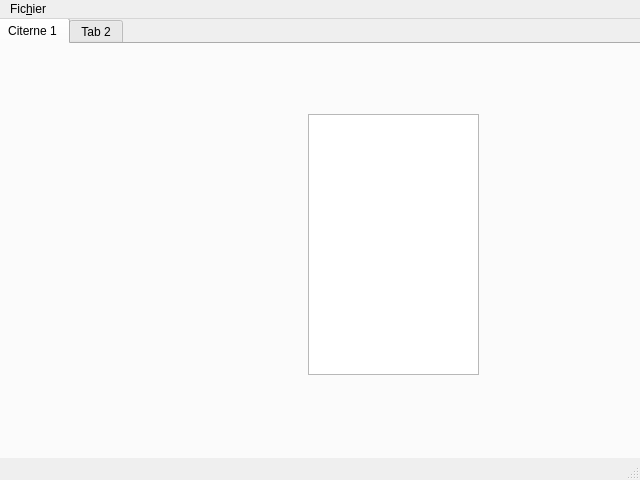
First picture: the form in gui/main.ui, repository alcatrazproduction/gok, before the edit.
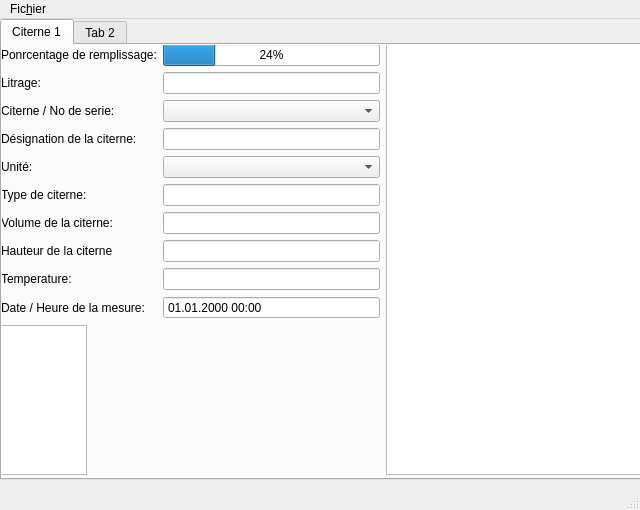
Second picture: the form after the edit.

```diff
--- a/gui/main.ui
+++ b/gui/main.ui
@@ -7,7 +7,7 @@
     <x>0</x>
     <y>0</y>
     <width>640</width>
-    <height>480</height>
+    <height>510</height>
    </rect>
   </property>
   <property name="mouseTracking">
@@ -23,8 +23,8 @@
    <widget class="QTabWidget" name="tabWidget">
     <property name="geometry">
      <rect>
-      <x>-4</x>
-      <y>-1</y>
+      <x>0</x>
+      <y>0</y>
       <width>651</width>
       <height>461</height>
      </rect>
@@ -39,15 +39,219 @@
      <attribute name="title">
       <string>Citerne 1</string>
      </attribute>
-     <widget class="QGraphicsView" name="graphicsView">
+     <widget class="QWidget" name="horizontalLayoutWidget">
       <property name="geometry">
        <rect>
-        <x>310</x>
-        <y>70</y>
-        <width>171</width>
-        <height>261</height>
+        <x>-1</x>
+        <y>-1</y>
+        <width>641</width>
+        <height>431</height>
        </rect>
       </property>
+      <layout class="QHBoxLayout" name="horizontalLayout">
+       <property name="sizeConstraint">
+        <enum>QLayout::SetMaximumSize</enum>
+       </property>
+       <item>
+        <layout class="QFormLayout" name="formLayout">
+         <item row="0" column="0">
+          <widget class="QLabel" name="label">
+           <property name="text">
+            <string>Ponrcentage de remplissage:</string>
+           </property>
+          </widget>
+         </item>
+         <item row="2" column="0">
+          <widget class="QLabel" name="label_2">
+           <property name="text">
+            <string>Litrage:</string>
+           </property>
+          </widget>
+         </item>
+         <item row="3" column="0">
+          <widget class="QLabel" name="label_3">
+           <property name="text">
+            <string>Citerne / No de serie:</string>
+           </property>
+          </widget>
+         </item>
+         <item row="2" column="1">
+          <widget class="QLineEdit" name="cCapacity"/>
+         </item>
+         <item row="3" column="1">
+          <widget class="QComboBox" name="cSerial"/>
+         </item>
+         <item row="4" column="0">
+          <widget class="QLabel" name="label_4">
+           <property name="text">
+            <string>Désignation de la citerne:</string>
+           </property>
+          </widget>
+         </item>
+         <item row="4" column="1">
+          <widget class="QLineEdit" name="cDesign"/>
+         </item>
+         <item row="5" column="0">
+          <widget class="QLabel" name="label_5">
+           <property name="text">
+            <string>Unité:</string>
+           </property>
+          </widget>
+         </item>
+         <item row="5" column="1">
+          <widget class="QComboBox" name="cUnite"/>
+         </item>
+         <item row="6" column="0">
+          <widget class="QLabel" name="label_6">
+           <property name="text">
+            <string>Type de citerne:</string>
+           </property>
+          </widget>
+         </item>
+         <item row="6" column="1">
+          <widget class="QLineEdit" name="cType"/>
+         </item>
+         <item row="7" column="0">
+          <widget class="QLabel" name="label_7">
+           <property name="text">
+            <string>Volume de la citerne:</string>
+           </property>
+          </widget>
+         </item>
+         <item row="7" column="1">
+          <widget class="QLineEdit" name="cFull"/>
+         </item>
+         <item row="8" column="0">
+          <widget class="QLabel" name="label_8">
+           <property name="text">
+            <string>Hauteur de la citerne</string>
+           </property>
+          </widget>
+         </item>
+         <item row="8" column="1">
+          <widget class="QLineEdit" name="cHeight"/>
+         </item>
+         <item row="9" column="0">
+          <widget class="QLabel" name="label_9">
+           <property name="text">
+            <string>Temperature:</string>
+           </property>
+          </widget>
+         </item>
+         <item row="9" column="1">
+          <widget class="QLineEdit" name="cTemp"/>
+         </item>
+         <item row="10" column="0">
+          <widget class="QLabel" name="label_10">
+           <property name="text">
+            <string>Date / Heure de la mesure:</string>
+           </property>
+          </widget>
+         </item>
+         <item row="10" column="1">
+          <widget class="QDateTimeEdit" name="cTime">
+           <property name="inputMethodHints">
+            <set>Qt::ImhNone</set>
+           </property>
+           <property name="readOnly">
+            <bool>true</bool>
+           </property>
+           <property name="buttonSymbols">
+            <enum>QAbstractSpinBox::NoButtons</enum>
+           </property>
+           <property name="keyboardTracking">
+            <bool>false</bool>
+           </property>
+           <property name="displayFormat">
+            <string>dd.MM.yyyy HH:mm</string>
+           </property>
+          </widget>
+         </item>
+         <item row="0" column="1">
+          <widget class="QProgressBar" name="cPercent">
+           <property name="value">
+            <number>24</number>
+           </property>
+          </widget>
+         </item>
+         <item row="11" column="0">
+          <widget class="QTextBrowser" name="textBrowser">
+           <property name="enabled">
+            <bool>true</bool>
+           </property>
+           <property name="acceptDrops">
+            <bool>false</bool>
+           </property>
+           <property name="toolTip">
+            <string/>
+           </property>
+           <property name="inputMethodHints">
+            <set>Qt::ImhNone</set>
+           </property>
+           <property name="frameShape">
+            <enum>QFrame::StyledPanel</enum>
+           </property>
+           <property name="frameShadow">
+            <enum>QFrame::Sunken</enum>
+           </property>
+           <property name="lineWidth">
+            <number>1</number>
+           </property>
+           <property name="verticalScrollBarPolicy">
+            <enum>Qt::ScrollBarAlwaysOff</enum>
+           </property>
+           <property name="horizontalScrollBarPolicy">
+            <enum>Qt::ScrollBarAlwaysOff</enum>
+           </property>
+           <property name="sizeAdjustPolicy">
+            <enum>QAbstractScrollArea::AdjustToContents</enum>
+           </property>
+           <property name="documentTitle">
+            <string notr="true"/>
+           </property>
+           <property name="lineWrapMode">
+            <enum>QTextEdit::NoWrap</enum>
+           </property>
+           <property name="lineWrapColumnOrWidth">
+            <number>1</number>
+           </property>
+           <property name="html">
+            <string notr="true">&lt;!DOCTYPE HTML PUBLIC &quot;-//W3C//DTD HTML 4.0//EN&quot; &quot;http://www.w3.org/TR/REC-html40/strict.dtd&quot;&gt;
+&lt;html&gt;&lt;head&gt;&lt;meta name=&quot;qrichtext&quot; content=&quot;1&quot; /&gt;&lt;style type=&quot;text/css&quot;&gt;
+p, li { white-space: pre-wrap; }
+&lt;/style&gt;&lt;/head&gt;&lt;body style=&quot; font-family:'Cantarell'; font-size:11pt; font-weight:400; font-style:normal;&quot;&gt;
+&lt;p style=&quot; margin-top:0px; margin-bottom:0px; margin-left:0px; margin-right:0px; -qt-block-indent:0; text-indent:0px;&quot;&gt; &lt;/p&gt;&lt;/body&gt;&lt;/html&gt;</string>
+           </property>
+           <property name="tabStopWidth">
+            <number>80</number>
+           </property>
+           <property name="acceptRichText">
+            <bool>false</bool>
+           </property>
+           <property name="textInteractionFlags">
+            <set>Qt::NoTextInteraction</set>
+           </property>
+           <property name="placeholderText">
+            <string notr="true"/>
+           </property>
+           <property name="openLinks">
+            <bool>false</bool>
+           </property>
+          </widget>
+         </item>
+        </layout>
+       </item>
+       <item>
+        <widget class="QGraphicsView" name="dCiterne">
+         <property name="sizePolicy">
+          <sizepolicy hsizetype="Fixed" vsizetype="Expanding">
+           <horstretch>0</horstretch>
+           <verstretch>0</verstretch>
+          </sizepolicy>
+         </property>
+        </widget>
+       </item>
+      </layout>
      </widget>
     </widget>
     <widget class="QWidget" name="tab_2">
```
Left out of the diff: 9 changed lines with no effect on the pictures.
